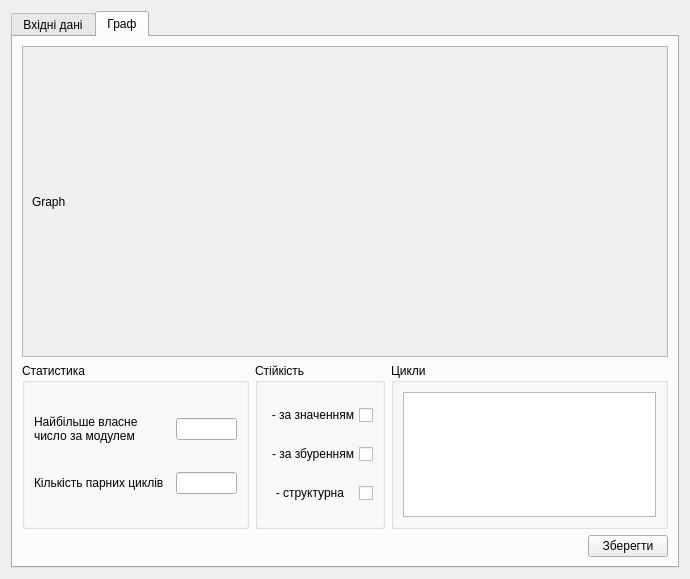
Above: gui/main_form.ui from Megalitum/SA_cognitive before the change. Below: the same form after it.
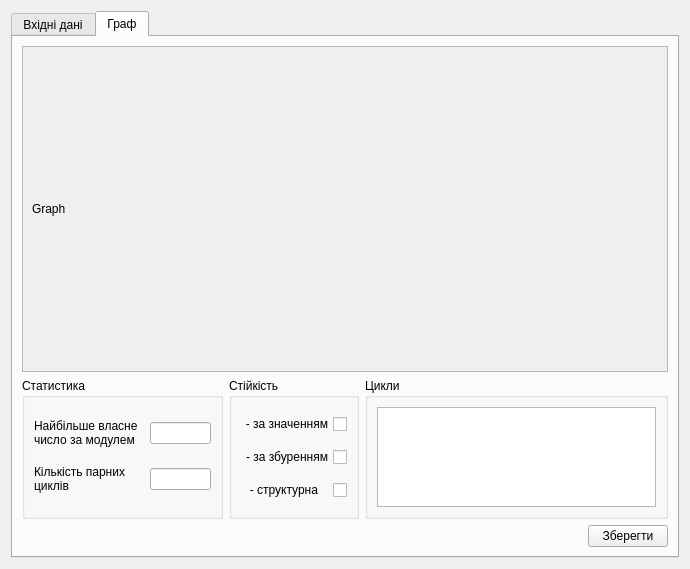
That is the form after the change. The open tabs and pages were chosen to show the change.

What changed in the file:
```diff
--- a/gui/main_form.ui
+++ b/gui/main_form.ui
@@ -7,7 +7,7 @@
     <x>0</x>
     <y>0</y>
     <width>690</width>
-    <height>579</height>
+    <height>569</height>
    </rect>
   </property>
   <property name="windowTitle">
@@ -119,7 +119,7 @@
             <x>0</x>
             <y>0</y>
             <width>618</width>
-            <height>309</height>
+            <height>311</height>
            </rect>
           </property>
           <layout class="QGridLayout" name="gridLayout_3">
@@ -139,7 +139,13 @@
          <property name="minimumSize">
           <size>
            <width>201</width>
-           <height>80</height>
+           <height>141</height>
+          </size>
+         </property>
+         <property name="maximumSize">
+          <size>
+           <width>201</width>
+           <height>141</height>
           </size>
          </property>
          <property name="layoutDirection">
@@ -224,7 +230,13 @@
          <property name="minimumSize">
           <size>
            <width>130</width>
-           <height>91</height>
+           <height>141</height>
+          </size>
+         </property>
+         <property name="maximumSize">
+          <size>
+           <width>130</width>
+           <height>141</height>
           </size>
          </property>
          <property name="layoutDirection">
@@ -284,6 +296,12 @@
            <height>91</height>
           </size>
          </property>
+         <property name="maximumSize">
+          <size>
+           <width>16777215</width>
+           <height>141</height>
+          </size>
+         </property>
          <property name="title">
           <string>Цикли</string>
          </property>
```
Left out of the diff: 2 changed lines with no effect on the pictures.
